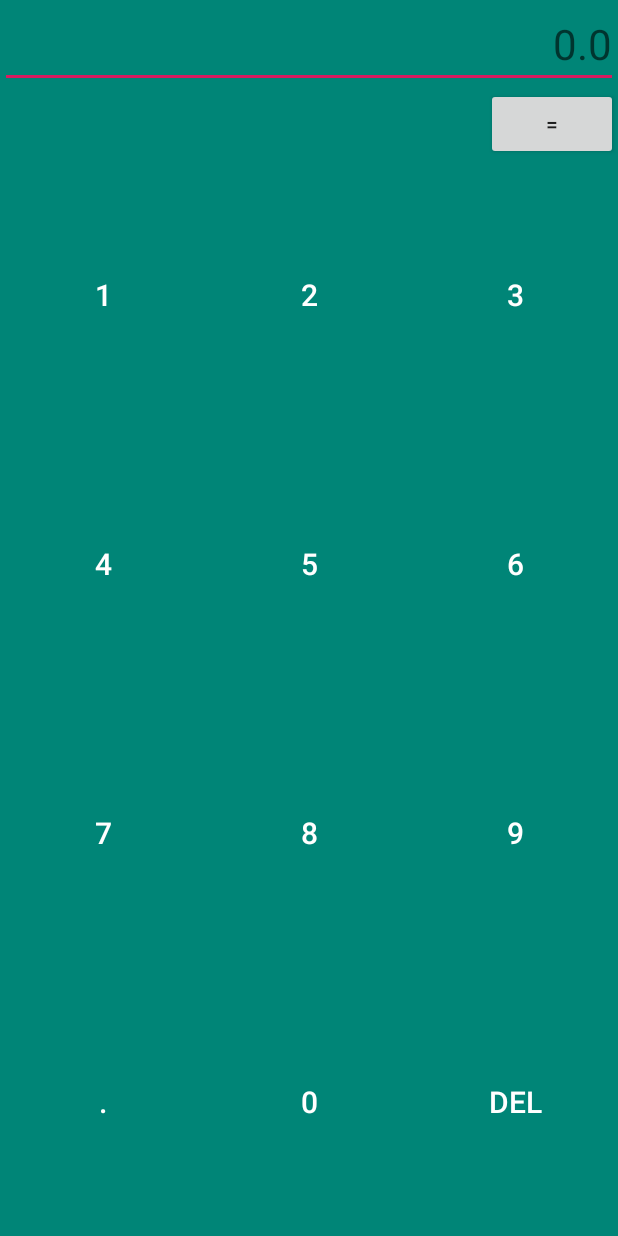
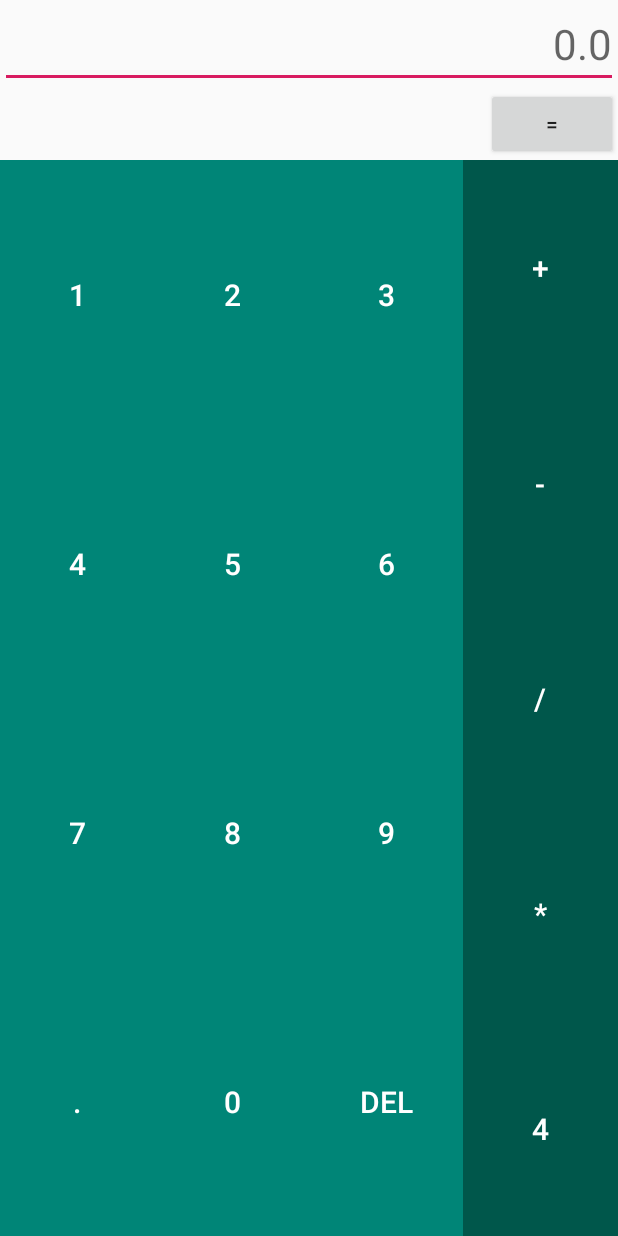
Before and after one commit to theVinesh/just-a-calculator, an Android app: the screen it shows after launch (MainActivity), on a phone screen of 412 x 824 dp. Run offline under Robolectric (Android 15) with nearby library versions, the phone set to English and light mode, and no system bars; our stand-ins replace data binding; 1 statement that could not run was skipped.

Commit message:
Adds a Pseudo operator keypad

```diff
--- a/app/src/main/java/app/vineshbuilds/justacalculator/ui/main/components/DisplayVm.kt
+++ b/app/src/main/java/app/vineshbuilds/justacalculator/ui/main/components/DisplayVm.kt
@@ -11,7 +11,7 @@ class DisplayVm : ViewModel(), IDisplay {
     override fun set(value: String) = input.set(value)
 
     override fun append(value: String) = with(input) {
-        get().let { set(if (it.isBlank() || it.toDouble() == 0.0) value else it + value) }
+        get().let { set(if (it.isBlank()) value else it + value) }
     }
 
     override fun delete() = with(input) {
--- a/app/src/main/java/app/vineshbuilds/justacalculator/ui/main/components/KeypadVm.kt
+++ b/app/src/main/java/app/vineshbuilds/justacalculator/ui/main/components/KeypadVm.kt
@@ -18,6 +18,14 @@ class KeypadVm(display: IDisplay) : ViewModel() {
         SymbolButtonVm("8", display),
         SymbolButtonVm("9", display)
     )
+    val operators = arrayOf(
+        SymbolButtonVm("+", display),
+        SymbolButtonVm("-", display),
+        SymbolButtonVm("/", display),
+        SymbolButtonVm("*", display),
+        SymbolButtonVm("4", display),
+        SymbolButtonVm("5", display)
+    )
     val decimal = SymbolButtonVm(".", display)
     val delete = object : ActOnDisplayButtonVm("DEL", display, { it.delete() }){}
 }
--- a/app/src/main/res/layout/layout_keypad.xml
+++ b/app/src/main/res/layout/layout_keypad.xml
@@ -13,8 +13,14 @@
     <LinearLayout
         android:layout_width="match_parent"
         android:layout_height="match_parent"
+        android:orientation="horizontal">
+        <!--Num Pad-->
+        <LinearLayout
+            android:layout_width="0dp"
+            android:layout_height="match_parent"
+            android:layout_weight="3"
             android:orientation="vertical"
-        tools:background="@color/colorPrimary">
+            android:background="@color/colorPrimary">
 
             <LinearLayout
                 android:layout_width="match_parent"
@@ -93,5 +99,33 @@
                     app:vm="@{vm.delete}" />
             </LinearLayout>
         </LinearLayout>
+        <!--Operator Pad-->
+        <LinearLayout
+            android:layout_width="0dp"
+            android:layout_height="match_parent"
+            android:layout_weight="1"
+            android:orientation="vertical"
+            android:background="@color/colorPrimaryDark">
 
+            <include
+                layout="@layout/layout_button"
+                app:vm="@{vm.operators[0]}" />
+
+            <include
+                layout="@layout/layout_button"
+                app:vm="@{vm.operators[1]}" />
+
+            <include
+                layout="@layout/layout_button"
+                app:vm="@{vm.operators[2]}" />
+
+            <include
+                layout="@layout/layout_button"
+                app:vm="@{vm.operators[3]}" />
+
+            <include
+                layout="@layout/layout_button"
+                app:vm="@{vm.operators[4]}" />
+        </LinearLayout>
+    </LinearLayout>
 </layout>
--- a/app/src/main/res/layout/main_fragment.xml
+++ b/app/src/main/res/layout/main_fragment.xml
@@ -14,7 +14,6 @@
         android:id="@+id/main"
         android:layout_width="match_parent"
         android:layout_height="match_parent"
-        android:background="@color/colorPrimary"
         tools:context=".ui.main.MainFragment">
 
         <EditText
```
Lines whose indentation alone changed are shown as unchanged.
